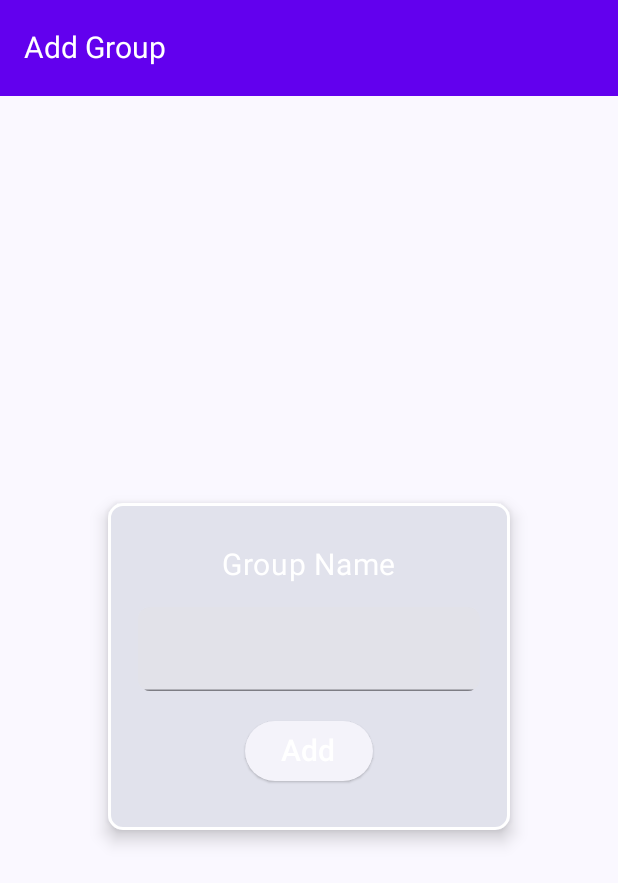
After one commit to aman2000jaiswal14/PayPlit, an Android app built with Jetpack Compose: the AddGroupPage screen opened through its navigation route, on a phone screen of 412 x 824 dp. The commit adds this screen. Shown: the top 883 px of the screen. Run offline under Robolectric (Android 15) with nearby library versions, the phone set to English and light mode, and no system bars.

Commit message:
Add Group page starter template

```diff
--- a/PayPlitApp/app/src/main/java/com/aman/payplit/api/UserGroupsApi.kt
+++ b/PayPlitApp/app/src/main/java/com/aman/payplit/api/UserGroupsApi.kt
@@ -1,7 +1,11 @@
 package com.aman.payplit.api
 
 import com.aman.payplit.model.UserGroups
+import okhttp3.ResponseBody
+import retrofit2.Response
+import retrofit2.http.Body
 import retrofit2.http.GET
+import retrofit2.http.POST
 import retrofit2.http.Query
 
 interface UserGroupsApi {
@@ -14,4 +18,7 @@ interface UserGroupsApi {
 
     @GET("/")
     suspend fun checkConnectivity(): String
+
+    @POST("/groups/create")
+    suspend fun createGroup(@Body request: UserGroups) : Response<ResponseBody>
 }
--- /dev/null
+++ b/PayPlitApp/app/src/main/java/com/aman/payplit/globalPP/AppGlobalObj.kt
@@ -0,0 +1,5 @@
+package com.aman.payplit.globalPP
+
+object AppGlobalObj {
+
+}
--- /dev/null
+++ b/PayPlitApp/app/src/main/java/com/aman/payplit/view/AddGroupPage.kt
@@ -0,0 +1,157 @@
+package com.aman.payplit.view
+
+import android.widget.Toast
+import androidx.compose.foundation.BorderStroke
+import androidx.compose.foundation.layout.Arrangement
+import androidx.compose.foundation.layout.Box
+import androidx.compose.foundation.layout.Column
+import androidx.compose.foundation.layout.Spacer
+import androidx.compose.foundation.layout.fillMaxSize
+import androidx.compose.foundation.layout.height
+import androidx.compose.foundation.layout.padding
+import androidx.compose.foundation.layout.width
+import androidx.compose.foundation.shape.RoundedCornerShape
+import androidx.compose.material3.Card
+import androidx.compose.material3.CardDefaults
+import androidx.compose.material3.ElevatedButton
+import androidx.compose.material3.ExperimentalMaterial3Api
+import androidx.compose.material3.MaterialTheme
+import androidx.compose.material3.Scaffold
+import androidx.compose.material3.Text
+import androidx.compose.material3.TextField
+import androidx.compose.material3.TextFieldDefaults
+import androidx.compose.material3.TopAppBar
+import androidx.compose.material3.TopAppBarDefaults
+import androidx.compose.runtime.Composable
+import androidx.compose.runtime.mutableStateOf
+import androidx.compose.runtime.remember
+import androidx.compose.runtime.rememberCoroutineScope
+import androidx.compose.ui.Alignment
+import androidx.compose.ui.Modifier
+import androidx.compose.ui.graphics.Color
+import androidx.compose.ui.platform.LocalContext
+import androidx.compose.ui.res.colorResource
+import androidx.compose.ui.text.TextStyle
+import androidx.compose.ui.text.style.TextAlign
+import androidx.compose.ui.unit.dp
+import androidx.compose.ui.unit.sp
+import androidx.navigation.NavController
+import com.aman.payplit.R
+import com.aman.payplit.api.UserGroupsApi
+import com.aman.payplit.model.UserGroups
+import kotlinx.coroutines.launch
+import retrofit2.Retrofit
+import retrofit2.converter.gson.GsonConverterFactory
+import okhttp3.ResponseBody
+import retrofit2.HttpException
+
+
+
+@OptIn(ExperimentalMaterial3Api::class)
+@Composable
+fun AddGroupPage(navController: NavController) {
+    val baseUrlUserGroups = "http://192.168.29.141:7000"
+    val retrofitUserGroup = Retrofit.Builder().baseUrl(baseUrlUserGroups)
+        .addConverterFactory(GsonConverterFactory.create()).build()
+
+    val userGroupApi = retrofitUserGroup.create(UserGroupsApi::class.java)
+    var createStatus  =  remember {
+        mutableStateOf("")
+    }
+    val groupName = remember {
+        mutableStateOf("")
+    }
+    val scope = rememberCoroutineScope()
+    val myContext = LocalContext.current
+    Scaffold(
+        topBar = {
+            TopAppBar(
+                title = { Text(text = "Add Group", color = Color.White, fontSize = 20.sp) },
+                colors = TopAppBarDefaults.topAppBarColors(
+                    containerColor = colorResource(
+                        id = R.color.purple_500
+                    )
+                )
+            )
+        },
+        content = {
+            Box(
+                modifier = Modifier
+                    .padding(it)
+                    .fillMaxSize(),
+                contentAlignment = Alignment.Center
+            ) {
+                Card(
+                    modifier = Modifier
+                        .width(300.dp)  // Adjust width as needed
+                        .height(250.dp)
+                        .padding(16.dp),
+                    shape = RoundedCornerShape(10.dp),
+                    colors = CardDefaults.cardColors(
+                        containerColor = MaterialTheme.colorScheme.surfaceVariant
+                    ),
+                    elevation = CardDefaults.cardElevation(7.dp),
+                    border = BorderStroke(2.dp, Color.White)
+                ) {
+                    Column(
+                        modifier = Modifier
+                            .fillMaxSize()
+                            .padding(20.dp),
+                        verticalArrangement = Arrangement.Center,
+                        horizontalAlignment = Alignment.CenterHorizontally,
+                    ) {
+                        Text(text = "Group Name", color = Color.White, fontSize = 20.sp)
+                        Spacer(modifier = Modifier.height(16.dp))
+
+                        TextField(
+                            value = groupName.value, onValueChange = { it ->
+                                groupName.value = it
+                            },
+                            textStyle = TextStyle(
+                                textAlign = TextAlign.Center,
+                                fontSize = 20.sp
+                            ),
+                            colors = TextFieldDefaults.colors(
+                                focusedContainerColor = MaterialTheme.colorScheme.surface,
+                                focusedIndicatorColor = MaterialTheme.colorScheme.primary,
+                                unfocusedIndicatorColor = MaterialTheme.colorScheme.onSurface.copy(
+                                    alpha = 0.5f
+                                )
+                            ),
+                            singleLine = true,
+                            shape = MaterialTheme.shapes.small
+                        )
+
+                        Spacer(modifier = Modifier.height(16.dp))
+                        ElevatedButton(onClick = {
+                            scope.launch {
+                                try {
+                                    val responseBody = userGroupApi.createGroup(UserGroups("1",groupName.value,
+                                        listOf("1"), emptyList()
+                                    ))
+                                    if(responseBody.isSuccessful)
+                                    {
+                                        createStatus.value = responseBody.body()?.string()?:"No response"
+                                    }
+                                    else{
+                                        createStatus.value = "Error : ${responseBody.message()}"
+                                    }
+                                }
+                                catch (e : Exception){
+                                    createStatus.value = "HttpException: ${e.message}"
+                                }
+                                Toast.makeText(myContext,createStatus.value,Toast.LENGTH_LONG).show()
+                                navController.popBackStack()
+                            }
+                        }) {
+                            Text(text = "Add", color = Color.White, fontSize = 20.sp)
+                        }
+                    }
+
+                }
+
+
+            }
+        }
+    )
+}
--- a/PayPlitApp/app/src/main/java/com/aman/payplit/view/GroupPage.kt
+++ b/PayPlitApp/app/src/main/java/com/aman/payplit/view/GroupPage.kt
@@ -6,19 +6,21 @@ import androidx.compose.foundation.Image
 import androidx.compose.foundation.layout.Arrangement
 import androidx.compose.foundation.layout.Column
 import androidx.compose.foundation.layout.Row
-import androidx.compose.foundation.layout.Spacer
 import androidx.compose.foundation.layout.fillMaxSize
 import androidx.compose.foundation.layout.fillMaxWidth
 import androidx.compose.foundation.layout.height
 import androidx.compose.foundation.layout.padding
-import androidx.compose.foundation.layout.width
 import androidx.compose.foundation.lazy.LazyColumn
-import androidx.compose.foundation.lazy.LazyRow
 import androidx.compose.foundation.lazy.items
 import androidx.compose.foundation.shape.RoundedCornerShape
+import androidx.compose.material.icons.Icons
+import androidx.compose.material.icons.filled.Add
 import androidx.compose.material3.Card
 import androidx.compose.material3.CardDefaults
 import androidx.compose.material3.ExperimentalMaterial3Api
+import androidx.compose.material3.ExtendedFloatingActionButton
+import androidx.compose.material3.FabPosition
+import androidx.compose.material3.Icon
 import androidx.compose.material3.Scaffold
 import androidx.compose.material3.Text
 import androidx.compose.material3.TopAppBar
@@ -27,7 +29,6 @@ import androidx.compose.runtime.Composable
 import androidx.compose.runtime.LaunchedEffect
 import androidx.compose.runtime.mutableStateOf
 import androidx.compose.runtime.remember
-import androidx.compose.runtime.rememberCoroutineScope
 import androidx.compose.ui.Alignment
 import androidx.compose.ui.Modifier
 import androidx.compose.ui.graphics.Color
@@ -40,7 +41,6 @@ import androidx.navigation.NavController
 import com.aman.payplit.R
 import com.aman.payplit.api.UserGroupsApi
 import com.aman.payplit.model.UserGroups
-import kotlinx.coroutines.async
 import retrofit2.Retrofit
 import retrofit2.converter.gson.GsonConverterFactory
 
@@ -81,6 +81,15 @@ fun GroupPage(navController: NavController) {
                 )
             )
         },
+        floatingActionButton = {
+            ExtendedFloatingActionButton(
+                text = { Text(text = "Add Group") },
+                icon = { Icon(imageVector = Icons.Filled.Add, contentDescription = "Add Group") },
+                onClick = {
+                    navController.navigate("AddGroupPage")
+                })
+        },
+        floatingActionButtonPosition = FabPosition.End,
         content = {
             Column(modifier = Modifier.padding(it)) {
                 if (groups.value.isNotEmpty()) {
--- a/PayPlitApp/app/src/main/java/com/aman/payplit/view/MainActivity.kt
+++ b/PayPlitApp/app/src/main/java/com/aman/payplit/view/MainActivity.kt
@@ -42,6 +42,9 @@ fun PayPlitNavigation(){
         composable(route = "ItemDetailPage"){
             ItemDetailPage(navController)
         }
+        composable(route = "AddGroupPage"){
+            AddGroupPage(navController)
+        }
     }
 
 }
```
Also changed, not shown: PayPlitApp/app/src/main/java/com/aman/payplit/view/GroupItemsPage.kt (+9 -0 lines).
